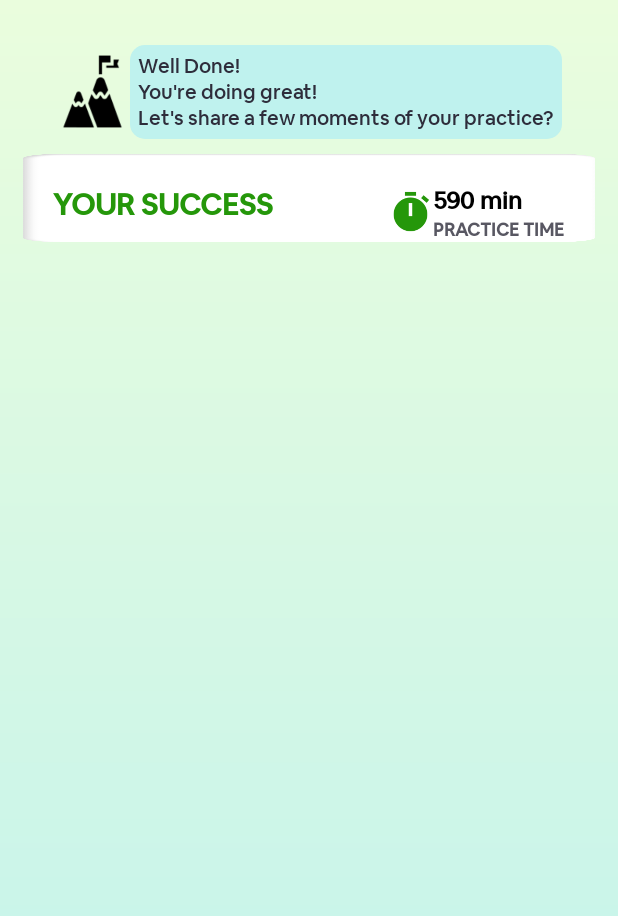
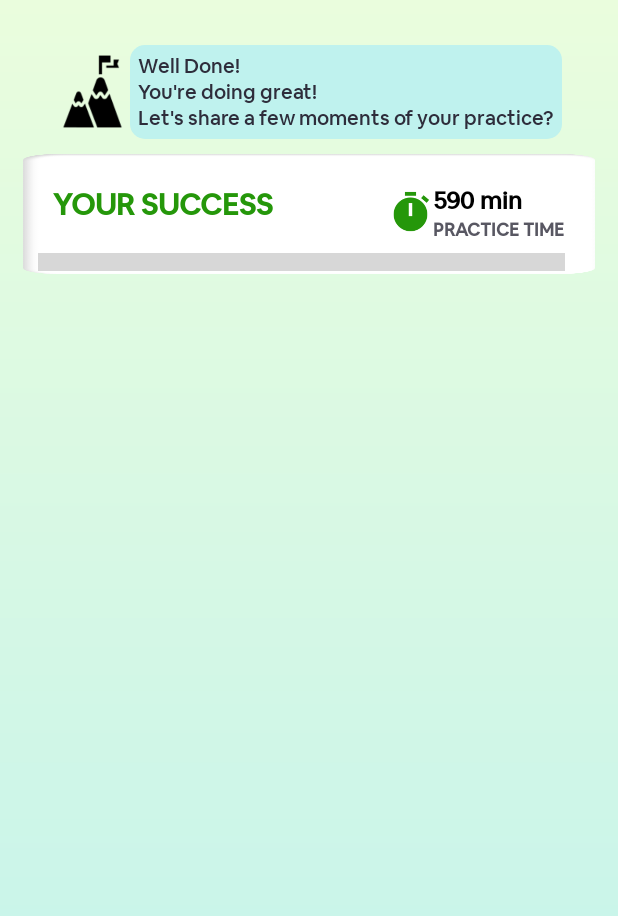
Before and after one commit to ShashankMangal/Virya, an Android app: the layout fragment_goals.xml on its own in the app's theme, with its tools: preview values and no code run, on a phone screen of 412 x 824 dp. Shown: the top 916 px of the screen. Run offline under Robolectric (Android 15) with nearby library versions, the phone set to English and light mode, and no system bars.

Commit message:
custom progress added in goals fragment

```diff
--- a/app/src/main/res/layout/fragment_goals.xml
+++ b/app/src/main/res/layout/fragment_goals.xml
@@ -120,14 +120,28 @@
 
         </LinearLayout>
 
-        <androidx.recyclerview.widget.RecyclerView
+        <ProgressBar
+            android:id="@+id/goals_progress_bar"
+            android:layout_marginStart="10dp"
+            android:layout_marginEnd="20dp"
+            android:layout_marginTop="5dp"
+            android:max="100"
+            android:theme="@style/ProgressBarStyle"
             android:layout_width="match_parent"
             android:layout_height="wrap_content"
+            style="?android:attr/progressBarStyleHorizontal"
             app:layout_constraintStart_toStartOf="parent"
             app:layout_constraintEnd_toEndOf="parent"
             app:layout_constraintTop_toBottomOf="@id/goals_timer"
+            android:scaleY="3"
+            />
 
-            />
+<!--        <androidx.recyclerview.widget.RecyclerView-->
+<!--            android:layout_width="match_parent"-->
+<!--            android:layout_height="wrap_content"-->
+<!--           -->
+
+<!--            />-->
 
     </androidx.constraintlayout.widget.ConstraintLayout>
 
--- a/app/src/main/res/values-night-v29/themes.xml
+++ b/app/src/main/res/values-night-v29/themes.xml
@@ -15,4 +15,7 @@
         <item name="android:statusBarColor">?attr/colorPrimaryVariant</item>
         <!-- Customize your theme here. -->
     </style>
+    <style name="ProgressBarStyle">
+        <item name="colorAccent">@color/green</item>
+    </style>
 </resources>
--- a/app/src/main/res/values-night/themes.xml
+++ b/app/src/main/res/values-night/themes.xml
@@ -14,4 +14,7 @@
         <item name="android:statusBarColor">?attr/colorPrimaryVariant</item>
         <!-- Customize your theme here. -->
     </style>
+    <style name="ProgressBarStyle">
+        <item name="colorAccent">@color/green</item>
+    </style>
 </resources>
--- a/app/src/main/res/values-v29/themes.xml
+++ b/app/src/main/res/values-v29/themes.xml
@@ -15,4 +15,7 @@
         <item name="android:statusBarColor">?attr/colorPrimaryVariant</item>
         <!-- Customize your theme here. -->
     </style>
+    <style name="ProgressBarStyle">
+        <item name="colorAccent">@color/green</item>
+    </style>
 </resources>
--- a/app/src/main/res/values/themes.xml
+++ b/app/src/main/res/values/themes.xml
@@ -14,4 +14,9 @@
         <item name="android:statusBarColor">?attr/colorPrimaryVariant</item>
         <!-- Customize your theme here. -->
     </style>
+
+    <style name="ProgressBarStyle">
+        <item name="colorAccent">@color/green</item>
+    </style>
+
 </resources>
```
Also changed, not shown: app/src/main/java/com/scammer101/Virya/Fragments/GoalsFragment.kt (+18 -4 lines).
